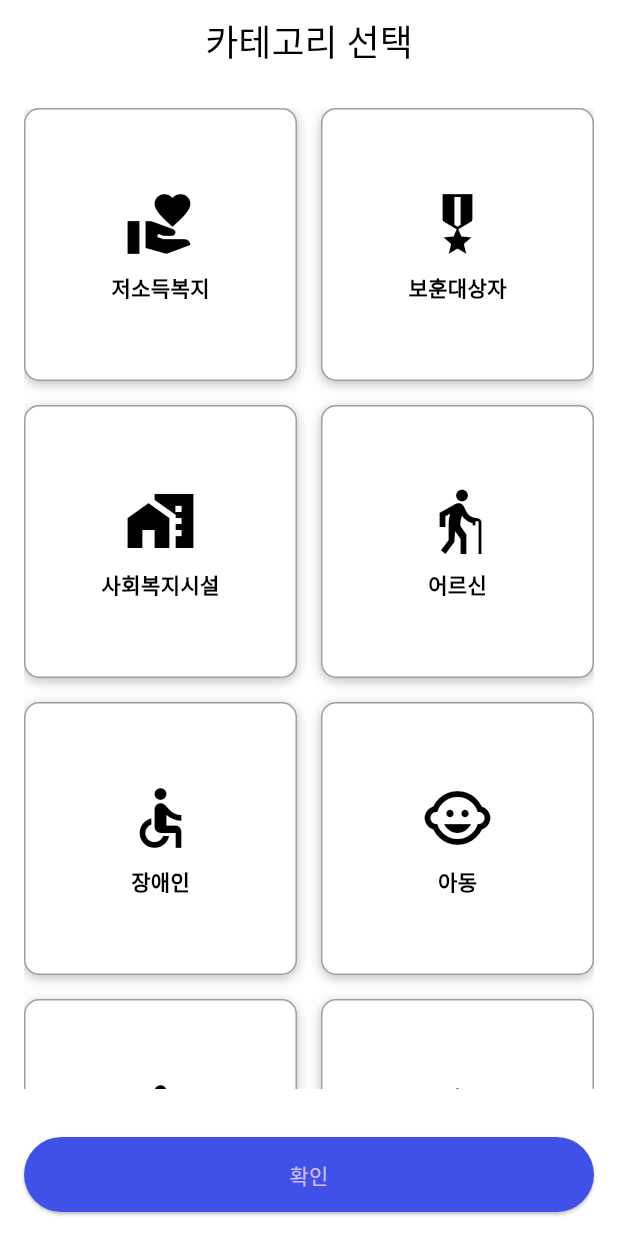
After one commit to K-html/enjoyAll-front, a Flutter app: the CategorySelectScreen screen opened directly, on a phone screen of 412 x 824 dp. The commit adds this screen. Run offline on Flutter 3.47's test engine with Material 3 defaults, Android fonts, the phone set to English and light mode, and no system bars; our stand-ins replace shared_preferences; missing offline and left inert: kakao_flutter_sdk; accounts and stored records are empty; Roboto replaces fonts that are missing (GmarketSansTTFBold).

Commit message:
update categorryselect_sceen

```diff
--- a/lib/main.dart
+++ b/lib/main.dart
@@ -1,9 +1,9 @@
 import 'package:flutter/material.dart';
-import 'package:kakao_flutter_sdk/kakao_flutter_sdk.dart'; // Kakao SDK 패키지 임포트
+import 'package:kakao_flutter_sdk/kakao_flutter_sdk.dart';
 import 'package:khtml_hackathon_fe/view/screens/splash_screen.dart';
 
 void main() {
-  KakaoSdk.init(nativeAppKey: 'cf72c449254527e96b9113645e895f57');
+  KakaoSdk.init(nativeAppKey: 'a992f248ec54d8a88ff00f88d7425feb');
   runApp(const FigmaToCodeApp());
 }
 
@@ -17,6 +17,7 @@ class FigmaToCodeApp extends StatelessWidget {
         scaffoldBackgroundColor: const Color.fromARGB(255, 18, 32, 47),
       ),
       home: LoadingMobile(), // 앱이 시작될 때 LoadingMobile 스크린을 먼저 보여줍니다.
+      // home: CategorySelectScreen(),
     );
   }
 }
--- /dev/null
+++ b/lib/view/screens/categoryselect_screen.dart
@@ -0,0 +1,142 @@
+import 'package:flutter/material.dart';
+import 'package:shared_preferences/shared_preferences.dart';
+
+import 'main_screen.dart';
+
+class CategorySelectScreen extends StatefulWidget {
+  @override
+  _CategorySelectScreenState createState() => _CategorySelectScreenState();
+}
+
+class _CategorySelectScreenState extends State<CategorySelectScreen> {
+  Set<String> selectedCategories = {}; // 선택된 카테고리들
+
+  // 카테고리 정보
+  final List<Map<String, dynamic>> categories = [
+    {'name': '저소득복지', 'icon': Icons.volunteer_activism},
+    {'name': '보훈대상자', 'icon': Icons.military_tech},
+    {'name': '사회복지시설', 'icon': Icons.home_work},
+    {'name': '어르신', 'icon': Icons.elderly},
+    {'name': '장애인', 'icon': Icons.accessible},
+    {'name': '아동', 'icon': Icons.child_care},
+    {'name': '여성', 'icon': Icons.woman},
+    {'name': '청년', 'icon': Icons.school},
+    {'name': '주거복지', 'icon': Icons.house},
+  ];
+
+  Future<void> _saveSelectedCategories() async {
+    SharedPreferences prefs = await SharedPreferences.getInstance();
+    List<String> selectedList = selectedCategories.toList();
+    await prefs.setStringList('selectedCategories', selectedList);
+  }
+
+  void _onConfirm() async {
+    await _saveSelectedCategories();
+    Navigator.pushReplacement(
+      context,
+      MaterialPageRoute(builder: (context) => MainScreen()),
+    );
+  }
+
+  @override
+  Widget build(BuildContext context) {
+    return Scaffold(
+      appBar: AppBar(
+        title: Text(
+          '카테고리 선택',
+          style: TextStyle(
+            fontFamily: 'GmarketSansTTFBold',
+            color: Colors.black,
+            fontSize: 24,
+          ),
+        ),
+        centerTitle: true,
+        backgroundColor: Colors.white,
+        elevation: 0,
+      ),
+      backgroundColor: Colors.white,
+      body: Column(
+        children: [
+          Expanded(
+            child: Padding(
+              padding: const EdgeInsets.all(16.0),
+              child: GridView.builder(
+                gridDelegate: SliverGridDelegateWithFixedCrossAxisCount(
+                  crossAxisCount: 2,
+                  crossAxisSpacing: 16,
+                  mainAxisSpacing: 16,
+                  childAspectRatio: 1,
+                ),
+                itemCount: categories.length,
+                itemBuilder: (context, index) {
+                  final category = categories[index];
+                  final isSelected =
+                      selectedCategories.contains(category['name']);
+
+                  return GestureDetector(
+                    onTap: () {
+                      setState(() {
+                        if (isSelected) {
+                          selectedCategories.remove(category['name']);
+                        } else {
+                          selectedCategories.add(category['name']);
+                        }
+                      });
+                    },
+                    child: Container(
+                      decoration: BoxDecoration(
+                        color: isSelected ? Color(0xFF4051E8) : Colors.white,
+                        borderRadius: BorderRadius.circular(10),
+                        border: Border.all(
+                          color: Colors.grey,
+                          width: 1,
+                        ),
+                        boxShadow: [
+                          BoxShadow(
+                            color: Colors.black26,
+                            blurRadius: 6,
+                            offset: Offset(0, 2),
+                          ),
+                        ],
+                      ),
+                      child: Column(
+                        mainAxisAlignment: MainAxisAlignment.center,
+                        children: [
+                          Icon(
+                            category['icon'], // 아이콘 사용
+                            size: 48,
+                            color: isSelected ? Colors.white : Colors.black,
+                          ),
+                          SizedBox(height: 8),
+                          Text(
+                            category['name']!,
+                            style: TextStyle(
+                              color: isSelected ? Colors.white : Colors.black,
+                              fontSize: 14,
+                              fontWeight: FontWeight.w600,
+                            ),
+                          ),
+                        ],
+                      ),
+                    ),
+                  );
+                },
+              ),
+            ),
+          ),
+          Padding(
+            padding: const EdgeInsets.all(16.0),
+            child: ElevatedButton(
+              onPressed: _onConfirm,
+              child: Text('확인'),
+              style: ElevatedButton.styleFrom(
+                minimumSize: Size(double.infinity, 50),
+                primary: Color(0xFF4051E8),
+              ),
+            ),
+          ),
+        ],
+      ),
+    );
+  }
+}
--- a/lib/view/screens/chat_screen.dart
+++ b/lib/view/screens/chat_screen.dart
@@ -30,7 +30,7 @@ class _ChatScreenState extends State<ChatScreen> {
   double _fontSize = 16.0; // 기본 폰트 크기 설정
 
   final List<Map<String, dynamic>> categories = [
-    {'name': '저소득 복지', 'icon': Icons.volunteer_activism},
+    {'name': '저소득복지', 'icon': Icons.volunteer_activism},
     {'name': '보훈대상자', 'icon': Icons.military_tech},
     {'name': '사회복지시설', 'icon': Icons.home_work},
     {'name': '어르신', 'icon': Icons.elderly},
--- a/lib/view/screens/login_screen.dart
+++ b/lib/view/screens/login_screen.dart
@@ -6,7 +6,7 @@ import 'package:http/http.dart' as http;
 import 'package:kakao_flutter_sdk/kakao_flutter_sdk.dart';
 import 'package:shared_preferences/shared_preferences.dart';
 
-import 'main_screen.dart';
+import 'categoryselect_screen.dart';
 
 class LoginScreen extends StatefulWidget {
   @override
@@ -22,7 +22,7 @@ class _LoginScreenState extends State<LoginScreen> {
   void initState() {
     super.initState();
     KakaoSdk.init(
-        nativeAppKey: 'cf72c449254527e96b9113645e895f57'); // 카카오 SDK 초기화
+        nativeAppKey: 'a992f248ec54d8a88ff00f88d7425feb'); // 카카오 SDK 초기화
   }
 
   Future<void> _login() async {
@@ -31,14 +31,16 @@ class _LoginScreenState extends State<LoginScreen> {
 
     // 테스트용 계정과 비밀번호 확인
     if (email == 'test' && password == 'test') {
-      // 아이디와 비밀번호가 "test"일 경우 메인 페이지로 이동
+      // 백엔드 없이 임시로 테스트용 토큰을 저장하고 메인 페이지로 이동
+      await _saveJwtToken('dummy_test_token');
       Navigator.pushReplacement(
         context,
-        MaterialPageRoute(builder: (context) => MainScreen()),
+        MaterialPageRoute(builder: (context) => CategorySelectScreen()),
       );
       return; // 메인 페이지로 이동 후 이 메서드를 종료
     }
 
+    // 실제 백엔드가 구현되면 아래 코드가 실행되도록 남겨둡니다.
     try {
       final response = await http.post(
         Uri.parse('https://your-backend-api.com/login'), // 백엔드 로그인 API 주소
@@ -56,7 +58,8 @@ class _LoginScreenState extends State<LoginScreen> {
         await _saveJwtToken(responseData['token']); // JWT 토큰 저장
         Navigator.pushReplacement(
           context,
-          MaterialPageRoute(builder: (context) => MainScreen()), // 메인 화면으로 이동
+          MaterialPageRoute(
+              builder: (context) => CategorySelectScreen()), // 메인 화면으로 이동
         );
       } else {
         setState(() {
@@ -77,7 +80,8 @@ class _LoginScreenState extends State<LoginScreen> {
         await UserApi.instance.loginWithKakaoTalk();
         Navigator.pushReplacement(
           context,
-          MaterialPageRoute(builder: (context) => MainScreen()), // 메인 화면으로 이동
+          MaterialPageRoute(
+              builder: (context) => CategorySelectScreen()), // 메인 화면으로 이동
         );
       } catch (error) {
         if (error is PlatformException && error.code == 'CANCELED') {
@@ -88,7 +92,8 @@ class _LoginScreenState extends State<LoginScreen> {
           await UserApi.instance.loginWithKakaoAccount();
           Navigator.pushReplacement(
             context,
-            MaterialPageRoute(builder: (context) => MainScreen()), // 메인 화면으로 이동
+            MaterialPageRoute(
+                builder: (context) => CategorySelectScreen()), // 메인 화면으로 이동
           );
         } catch (error) {
           print('카카오계정으로 로그인 실패 $error'); // 오류 메시지 출력
@@ -100,7 +105,8 @@ class _LoginScreenState extends State<LoginScreen> {
         await UserApi.instance.loginWithKakaoAccount();
         Navigator.pushReplacement(
           context,
-          MaterialPageRoute(builder: (context) => MainScreen()), // 메인 화면으로 이동
+          MaterialPageRoute(
+              builder: (context) => CategorySelectScreen()), // 메인 화면으로 이동
         );
       } catch (error) {
         print('카카오계정으로 로그인 실패 $error'); // 오류 메시지 출력
--- a/lib/view/screens/mypage_screen.dart
+++ b/lib/view/screens/mypage_screen.dart
@@ -31,7 +31,7 @@ class _MyPageScreenState extends State<MyPageScreen> {
 
   Future<void> _logout() async {
     final prefs = await SharedPreferences.getInstance();
-    await prefs.remove('login_token'); // 로그인 토큰 삭제
+    await prefs.remove('jwt_token'); // 로그인 토큰 삭제
     await prefs.remove('nickname'); // 닉네임 삭제
 
     // 로그아웃 후 로그인 화면으로 이동
--- a/lib/view/screens/welcome_screen.dart
+++ b/lib/view/screens/welcome_screen.dart
@@ -17,7 +17,7 @@ class WelcomeScreen extends StatelessWidget {
               height: 223,
               decoration: BoxDecoration(
                 image: DecorationImage(
-                  image: NetworkImage("https://via.placeholder.com/223x542"),
+                  image: AssetImage('assets/images/welcomescreen_image.jpg'),
                   fit: BoxFit.cover,
                 ),
               ),
--- a/pubspec.yaml
+++ b/pubspec.yaml
@@ -55,6 +55,10 @@ dev_dependencies:
 
 # The following section is specific to Flutter packages.
 flutter:
+  assets:
+    - assets/images/welcomescreen_image.jpg
+    - assets/images/welcomescreen_image.jpg
+
   fonts:
     - family: GmarketSansTTFBold
       fonts:
```
Also changed, not shown: lib/view/screens/favorite_screen.dart (+12 -1 lines), lib/view/screens/main_screen.dart (+45 -48 lines), assets/images/welcomescreen_image.jpg (added), 1 other file.
